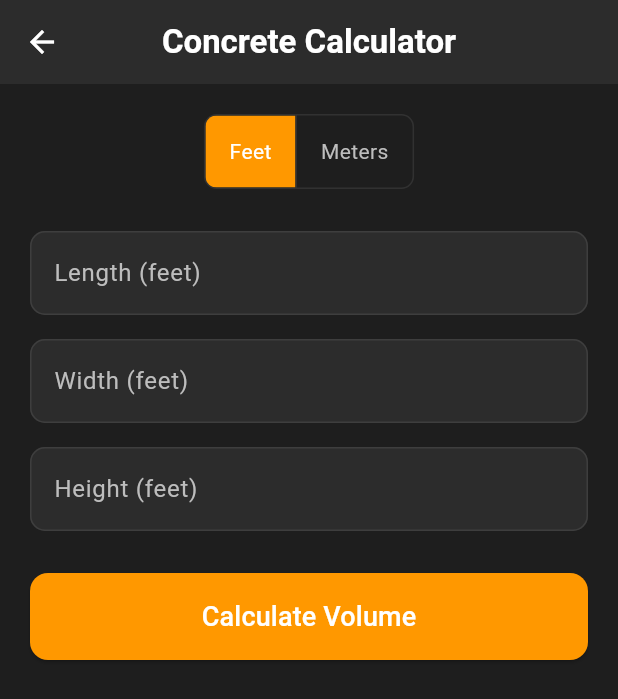
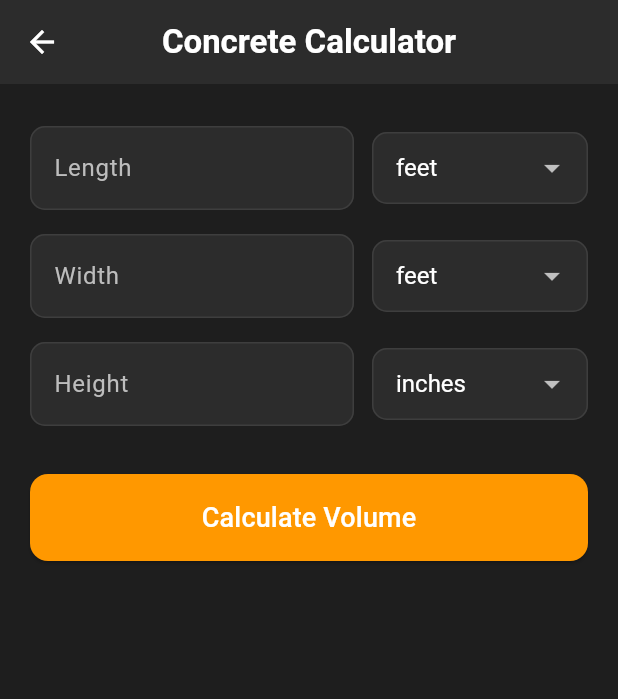
Before and after one commit to savannahharvey/construction_calculator, a Flutter app: the ConcreteCalculatorScreen screen opened directly, after a tap on "Calculate Volume", on a phone screen of 412 x 824 dp. Shown: the top 699 px of the screen. Run offline on Flutter 3.47's test engine with Material 3 defaults, Android fonts, the phone set to English and light mode, and no system bars.

Commit message:
added more abilities to concrete calc

```diff
--- a/lib/screens/concrete_calculator_screen.dart
+++ b/lib/screens/concrete_calculator_screen.dart
@@ -13,40 +13,58 @@ class _ConcreteCalculatorScreenState extends State<ConcreteCalculatorScreen> {
   final TextEditingController _widthController = TextEditingController();
   final TextEditingController _heightController = TextEditingController();
 
-  String _inputUnit = 'feet'; // or 'meters'
-  double? _cubicFeet;
-  double? _cubicMeters;
-  double? _cubicYards;
+  // Units options
+  final List<String> _units = [
+    'feet',
+    'inches',
+    'yards',
+    'meters',
+    'centimeters',
+    'millimeters',
+  ];
+
+  // Selected unit per input
+  String _lengthUnit = 'feet';
+  String _widthUnit = 'feet';
+  String _heightUnit = 'inches';
+
+  double? _volumeCubicMeters; // internal base unit: meters³
+
+  // Conversion factors to meters
+  final Map<String, double> _toMeters = {
+    'feet': 0.3048,
+    'inches': 0.0254,
+    'yards': 0.9144,
+    'meters': 1.0,
+    'centimeters': 0.01,
+    'millimeters': 0.001,
+  };
 
   void _calculateVolume() {
-    final double? length = double.tryParse(_lengthController.text);
-    final double? width = double.tryParse(_widthController.text);
-    final double? height = double.tryParse(_heightController.text);
+    double? length = double.tryParse(_lengthController.text);
+    double? width = double.tryParse(_widthController.text);
+    double? height = double.tryParse(_heightController.text);
 
     if (length == null || width == null || height == null) {
       setState(() {
-        _cubicFeet = null;
-        _cubicMeters = null;
-        _cubicYards = null;
+        _volumeCubicMeters = null;
       });
       return;
     }
 
-    double volumeInCubicFeet;
-    if (_inputUnit == 'feet') {
-      volumeInCubicFeet = length * width * height;
-    } else {
-      // Convert meters³ to feet³ (1 m³ = 35.3147 ft³)
-      double volumeInCubicMeters = length * width * height;
-      volumeInCubicFeet = volumeInCubicMeters * 35.3147;
+    // Convert each to meters
+    length *= _toMeters[_lengthUnit]!;
+    width *= _toMeters[_widthUnit]!;
+    height *= _toMeters[_heightUnit]!;
+
+    final volume = length * width * height; // cubic meters
+
+    setState(() {
+      _volumeCubicMeters = volume;
+    });
   }
 
-    setState(() {
-      _cubicFeet = volumeInCubicFeet;
-      _cubicMeters = volumeInCubicFeet / 35.3147;
-      _cubicYards = volumeInCubicFeet / 27;
-    });
-  }
+  String _formatDouble(double val) => val.toStringAsFixed(3);
 
   @override
   Widget build(BuildContext context) {
@@ -64,42 +82,25 @@ class _ConcreteCalculatorScreenState extends State<ConcreteCalculatorScreen> {
         ),
         centerTitle: true,
       ),
-      body: Padding(
-        padding: const EdgeInsets.all(20.0),
+      body: SingleChildScrollView(
+        padding: const EdgeInsets.all(20),
         child: Column(
           children: [
-            ToggleButtons(
-              isSelected: [_inputUnit == 'feet', _inputUnit == 'meters'],
-              onPressed: (int index) {
-                setState(() {
-                  _inputUnit = index == 0 ? 'feet' : 'meters';
-                });
-              },
-              borderRadius: BorderRadius.circular(8),
-              selectedColor: AppColors.buttonText,
-              fillColor: AppColors.constructionOrange,
-              color: AppColors.textSecondary,
-              children: const [
-                Padding(
-                  padding: EdgeInsets.symmetric(horizontal: 16.0),
-                  child: Text('Feet'),
-                ),
-                Padding(
-                  padding: EdgeInsets.symmetric(horizontal: 16.0),
-                  child: Text('Meters'),
-                ),
-              ],
-            ),
-            const SizedBox(height: 20),
-            _buildInputField('Length (${_inputUnit})', _lengthController),
-            _buildInputField('Width (${_inputUnit})', _widthController),
-            _buildInputField('Height (${_inputUnit})', _heightController),
-            const SizedBox(height: 20),
+            _buildInputRow('Length', _lengthController, _lengthUnit, (val) {
+              setState(() => _lengthUnit = val);
+            }),
+            _buildInputRow('Width', _widthController, _widthUnit, (val) {
+              setState(() => _widthUnit = val);
+            }),
+            _buildInputRow('Height', _heightController, _heightUnit, (val) {
+              setState(() => _heightUnit = val);
+            }),
+            const SizedBox(height: 24),
             SizedBox(
               width: double.infinity,
               child: ElevatedButton(
                 style: ElevatedButton.styleFrom(
-                  padding: const EdgeInsets.symmetric(vertical: 16.0),
+                  padding: const EdgeInsets.symmetric(vertical: 16),
                   backgroundColor: AppColors.buttonBackground,
                   foregroundColor: AppColors.buttonText,
                   shape: RoundedRectangleBorder(
@@ -114,19 +115,28 @@ class _ConcreteCalculatorScreenState extends State<ConcreteCalculatorScreen> {
               ),
             ),
             const SizedBox(height: 30),
-            if (_cubicFeet != null) _buildResults()
+            if (_volumeCubicMeters != null) _buildResults(_volumeCubicMeters!)
           ],
         ),
       ),
     );
   }
 
-  Widget _buildInputField(String label, TextEditingController controller) {
+  Widget _buildInputRow(
+    String label,
+    TextEditingController controller,
+    String selectedUnit,
+    ValueChanged<String> onUnitChanged,
+  ) {
     return Padding(
       padding: const EdgeInsets.symmetric(vertical: 8),
+      child: Row(
+        children: [
+          Expanded(
+            flex: 3,
             child: TextField(
               controller: controller,
-        keyboardType: TextInputType.numberWithOptions(decimal: true),
+              keyboardType: const TextInputType.numberWithOptions(decimal: true),
               style: const TextStyle(color: AppColors.textPrimary),
               decoration: InputDecoration(
                 labelText: label,
@@ -140,28 +150,63 @@ class _ConcreteCalculatorScreenState extends State<ConcreteCalculatorScreen> {
                 ),
               ),
             ),
+          ),
+          const SizedBox(width: 12),
+          Expanded(
+            flex: 2,
+            child: DropdownButtonFormField<String>(
+              value: selectedUnit,
+              items: _units
+                  .map((unit) => DropdownMenuItem(
+                        value: unit,
+                        child: Text(unit, style: const TextStyle(color: AppColors.textPrimary)),
+                      ))
+                  .toList(),
+              onChanged: (val) {
+                if (val != null) onUnitChanged(val);
+              },
+              dropdownColor: AppColors.surface,
+              decoration: InputDecoration(
+                filled: true,
+                fillColor: AppColors.surface,
+                contentPadding:
+                    const EdgeInsets.symmetric(vertical: 12, horizontal: 12),
+                border: OutlineInputBorder(borderRadius: BorderRadius.circular(10)),
+                enabledBorder: OutlineInputBorder(
+                  borderSide: const BorderSide(color: AppColors.divider),
+                  borderRadius: BorderRadius.circular(10),
+                ),
+              ),
+              style: const TextStyle(color: AppColors.textPrimary, fontSize: 16),
+            ),
+          ),
+        ],
+      ),
     );
   }
 
-  Widget _buildResults() {
+  Widget _buildResults(double volumeMeters) {
+    final volumeFeet = volumeMeters / 0.0283168; // 1 cubic meter = ~35.3147 cubic feet
+    final volumeYards = volumeFeet / 27;
+
     return Column(
       crossAxisAlignment: CrossAxisAlignment.start,
       children: [
         const Text(
           'Volume Results:',
-          style: TextStyle(color: AppColors.textPrimary, fontSize: 18, fontWeight: FontWeight.bold),
+          style: TextStyle(color: AppColors.textPrimary, fontWeight: FontWeight.bold, fontSize: 18),
         ),
-        const SizedBox(height: 10),
+        const SizedBox(height: 12),
         Text(
-          '- Cubic Feet: ${_cubicFeet!.toStringAsFixed(2)} ft³',
+          '- Cubic Meters: ${_formatDouble(volumeMeters)} m³',
           style: const TextStyle(color: AppColors.textPrimary, fontSize: 16),
         ),
         Text(
-          '- Cubic Meters: ${_cubicMeters!.toStringAsFixed(2)} m³',
+          '- Cubic Feet: ${_formatDouble(volumeFeet)} ft³',
           style: const TextStyle(color: AppColors.textPrimary, fontSize: 16),
         ),
         Text(
-          '- Cubic Yards: ${_cubicYards!.toStringAsFixed(2)} yd³',
+          '- Cubic Yards: ${_formatDouble(volumeYards)} yd³',
           style: const TextStyle(color: AppColors.textPrimary, fontSize: 16),
         ),
       ],
```
Lines whose indentation alone changed are shown as unchanged.
